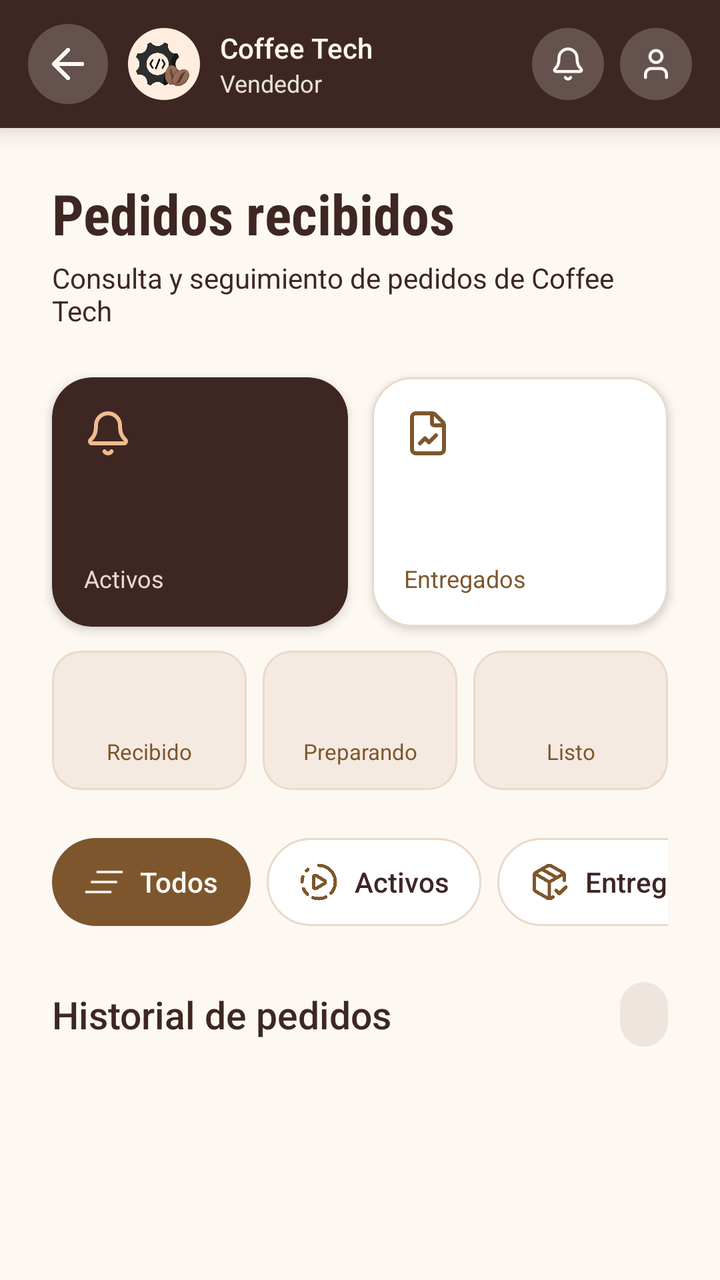
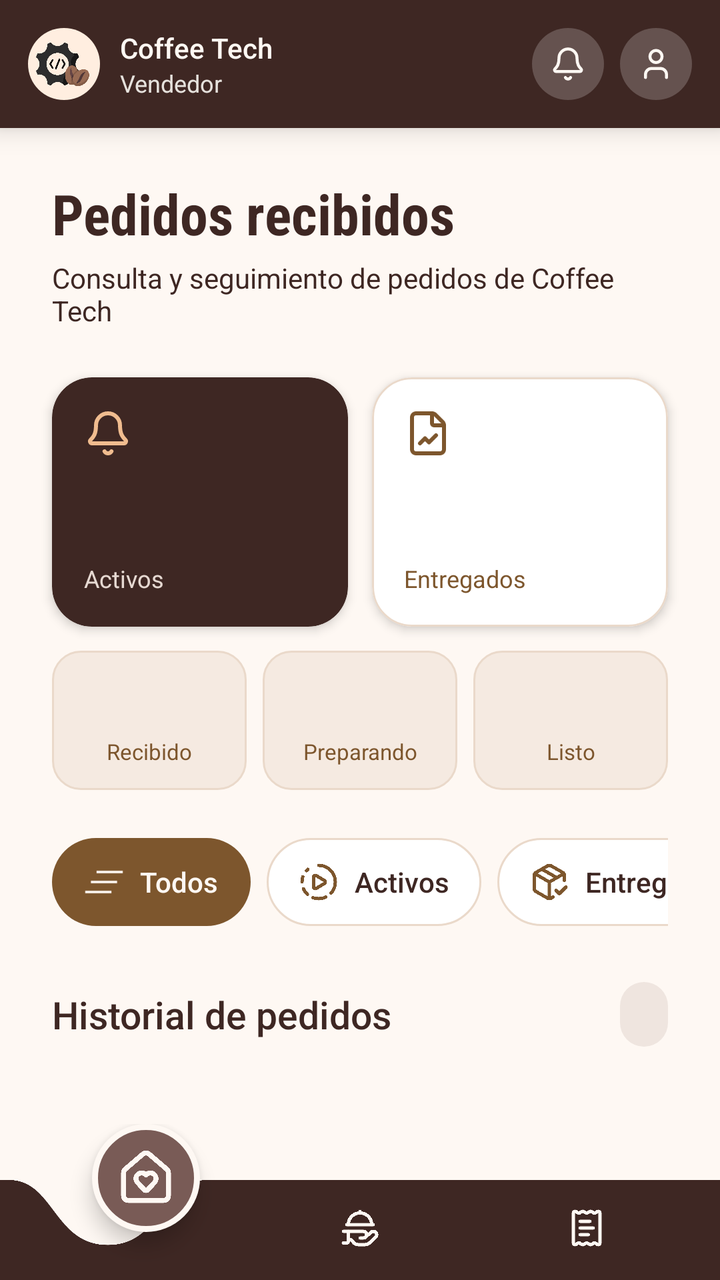

Compare the two renders of this Android layout. The source of the first and the diff that turns it into the second are given below.
<!-- AndroidManifest.xml: application theme Theme.CoffeeTechMobile -->
<!-- res/layout/fragment_seller_orders.xml -->
<?xml version="1.0" encoding="utf-8"?>
<androidx.constraintlayout.widget.ConstraintLayout
    xmlns:android="http://schemas.android.com/apk/res/android"
    xmlns:app="http://schemas.android.com/apk/res-auto"
    android:layout_width="match_parent"
    android:layout_height="match_parent"
    android:background="@color/background_app">

    <LinearLayout
        android:id="@+id/seller_orders_header"
        android:layout_width="0dp"
        android:layout_height="64dp"
        android:background="@color/coffee_primary"
        android:gravity="center_vertical"
        android:orientation="horizontal"
        android:paddingHorizontal="14dp"
        android:elevation="8dp"
        app:layout_constraintTop_toTopOf="parent"
        app:layout_constraintStart_toStartOf="parent"
        app:layout_constraintEnd_toEndOf="parent">

        <ImageButton
            android:id="@+id/seller_orders_back_button"
            android:layout_width="40dp"
            android:layout_height="40dp"
            android:background="@drawable/bg_header_icon"
            android:padding="10dp"
            android:src="@drawable/ic_arrow_left"
            android:contentDescription="@string/seller_orders_back"
            app:tint="@color/background_app" />

        <ImageView
            android:layout_width="36dp"
            android:layout_height="36dp"
            android:layout_marginStart="10dp"
            android:background="@drawable/bg_logo_circle"
            android:padding="4dp"
            android:src="@drawable/logo"
            android:scaleType="centerInside"
            android:contentDescription="@string/logo_description" />

        <LinearLayout
            android:layout_width="0dp"
            android:layout_height="wrap_content"
            android:layout_marginStart="10dp"
            android:layout_weight="1"
            android:orientation="vertical">

            <TextView
                android:layout_width="match_parent"
                android:layout_height="wrap_content"
                android:text="Coffee Tech"
                android:textColor="@color/background_app"
                android:textSize="14sp"
                android:fontFamily="sans-serif-medium" />

            <TextView
                android:layout_width="wrap_content"
                android:layout_height="wrap_content"
                android:text="Vendedor"
                android:textColor="#E6E2DD"
                android:textSize="12sp" />

        </LinearLayout>

        <ImageButton
            android:id="@+id/notifications_button"
            android:layout_width="36dp"
            android:layout_height="36dp"
            android:layout_marginEnd="8dp"
            android:background="@drawable/bg_header_icon"
            android:src="@drawable/ic_notifications"
            android:contentDescription="@string/notifications"
            app:tint="@color/background_app" />

        <ImageButton
            android:id="@+id/profile_button"
            android:layout_width="36dp"
            android:layout_height="36dp"
            android:background="@drawable/bg_header_icon"
            android:src="@drawable/ic_user"
            android:contentDescription="@string/profile"
            app:tint="@color/background_app" />

    </LinearLayout>

    <androidx.core.widget.NestedScrollView
        android:id="@+id/seller_orders_scroll"
        android:layout_width="0dp"
        android:layout_height="0dp"
        android:fillViewport="true"
        android:clipChildren="false"
        android:clipToPadding="false"
        app:layout_constraintTop_toBottomOf="@id/seller_orders_header"
        app:layout_constraintBottom_toBottomOf="parent"
        app:layout_constraintStart_toStartOf="parent"
        app:layout_constraintEnd_toEndOf="parent">

        <LinearLayout
            android:layout_width="match_parent"
            android:layout_height="wrap_content"
            android:orientation="vertical"
            android:paddingHorizontal="26dp"
            android:paddingTop="24dp"
            android:paddingBottom="48dp"
            android:clipChildren="false"
            android:clipToPadding="false">

            <TextView
                android:layout_width="match_parent"
                android:layout_height="wrap_content"
                android:text="@string/seller_orders_title"
                android:textColor="@color/coffee_primary"
                android:textSize="28sp"
                android:fontFamily="sans-serif-condensed"
                android:textStyle="bold" />

            <TextView
                android:layout_width="match_parent"
                android:layout_height="wrap_content"
                android:layout_marginTop="4dp"
                android:text="@string/seller_orders_subtitle"
                android:textColor="@color/coffee_primary"
                android:textSize="14sp" />

            <LinearLayout
                android:layout_width="match_parent"
                android:layout_height="wrap_content"
                android:layout_marginTop="24dp"
                android:orientation="horizontal"
                android:baselineAligned="false">

                <com.google.android.material.card.MaterialCardView
                    android:layout_width="0dp"
                    android:layout_height="wrap_content"
                    android:layout_weight="1"
                    app:cardBackgroundColor="@color/coffee_primary"
                    app:cardCornerRadius="20dp"
                    app:cardElevation="3dp">

                    <LinearLayout
                        android:layout_width="match_parent"
                        android:layout_height="wrap_content"
                        android:orientation="vertical"
                        android:padding="16dp">

                        <ImageView
                            android:layout_width="24dp"
                            android:layout_height="24dp"
                            android:src="@drawable/ic_notifications"
                            android:contentDescription="@null"
                            app:tint="#F0BC8F" />

                        <TextView
                            android:id="@+id/seller_orders_active_count"
                            android:layout_width="match_parent"
                            android:layout_height="wrap_content"
                            android:layout_marginTop="5dp"
                            android:textColor="@color/background_app"
                            android:textSize="28sp"
                            android:textStyle="bold" />

                        <TextView
                            android:layout_width="match_parent"
                            android:layout_height="wrap_content"
                            android:layout_marginTop="10dp"
                            android:text="@string/seller_orders_active"
                            android:textColor="#E6D9D2"
                            android:textSize="12sp" />

                    </LinearLayout>

                </com.google.android.material.card.MaterialCardView>

                <Space
                    android:layout_width="12dp"
                    android:layout_height="1dp" />

                <com.google.android.material.card.MaterialCardView
                    android:layout_width="0dp"
                    android:layout_height="wrap_content"
                    android:layout_weight="1"
                    app:cardBackgroundColor="#FFFFFF"
                    app:cardCornerRadius="20dp"
                    app:cardElevation="3dp"
                    app:strokeColor="#EAD9CA"
                    app:strokeWidth="1dp">

                    <LinearLayout
                        android:layout_width="match_parent"
                        android:layout_height="wrap_content"
                        android:orientation="vertical"
                        android:padding="16dp">

                        <ImageView
                            android:layout_width="24dp"
                            android:layout_height="24dp"
                            android:src="@drawable/ic_file_chart"
                            android:contentDescription="@null"
                            app:tint="@color/coffee_secondary" />

                        <TextView
                            android:id="@+id/seller_orders_delivered_count"
                            android:layout_width="match_parent"
                            android:layout_height="wrap_content"
                            android:layout_marginTop="5dp"
                            android:textColor="@color/coffee_primary"
                            android:textSize="28sp"
                            android:textStyle="bold" />

                        <TextView
                            android:layout_width="match_parent"
                            android:layout_height="wrap_content"
                            android:layout_marginTop="10dp"
                            android:text="@string/seller_orders_delivered"
                            android:textColor="@color/coffee_secondary"
                            android:textSize="12sp" />

                    </LinearLayout>

                </com.google.android.material.card.MaterialCardView>

            </LinearLayout>

            <LinearLayout
                android:layout_width="match_parent"
                android:layout_height="wrap_content"
                android:layout_marginTop="12dp"
                android:orientation="horizontal"
                android:baselineAligned="false">

                <LinearLayout
                    android:layout_width="0dp"
                    android:layout_height="wrap_content"
                    android:layout_weight="1"
                    android:background="@drawable/bg_seller_order_stat"
                    android:gravity="center"
                    android:orientation="vertical"
                    android:paddingVertical="12dp">

                    <TextView
                        android:id="@+id/seller_stat_received"
                        android:layout_width="match_parent"
                        android:layout_height="wrap_content"
                        android:gravity="center"
                        android:textColor="@color/coffee_primary"
                        android:textSize="20sp"
                        android:textStyle="bold" />

                    <TextView
                        android:layout_width="match_parent"
                        android:layout_height="wrap_content"
                        android:layout_marginTop="4dp"
                        android:gravity="center"
                        android:text="@string/seller_orders_status_received"
                        android:textColor="@color/coffee_secondary"
                        android:textSize="11sp" />

                </LinearLayout>

                <Space
                    android:layout_width="8dp"
                    android:layout_height="1dp" />

                <LinearLayout
                    android:layout_width="0dp"
                    android:layout_height="wrap_content"
                    android:layout_weight="1"
                    android:background="@drawable/bg_seller_order_stat"
                    android:gravity="center"
                    android:orientation="vertical"
                    android:paddingVertical="12dp">

                    <TextView
                        android:id="@+id/seller_stat_preparing"
                        android:layout_width="match_parent"
                        android:layout_height="wrap_content"
                        android:gravity="center"
                        android:textColor="@color/coffee_primary"
                        android:textSize="20sp"
                        android:textStyle="bold" />

                    <TextView
                        android:layout_width="match_parent"
                        android:layout_height="wrap_content"
                        android:layout_marginTop="4dp"
                        android:gravity="center"
                        android:text="@string/seller_orders_status_preparing"
                        android:textColor="@color/coffee_secondary"
                        android:textSize="11sp" />

                </LinearLayout>

                <Space
                    android:layout_width="8dp"
                    android:layout_height="1dp" />

                <LinearLayout
                    android:layout_width="0dp"
                    android:layout_height="wrap_content"
                    android:layout_weight="1"
                    android:background="@drawable/bg_seller_order_stat"
                    android:gravity="center"
                    android:orientation="vertical"
                    android:paddingVertical="12dp">

                    <TextView
                        android:id="@+id/seller_stat_ready"
                        android:layout_width="match_parent"
                        android:layout_height="wrap_content"
                        android:gravity="center"
                        android:textColor="@color/coffee_primary"
                        android:textSize="20sp"
                        android:textStyle="bold" />

                    <TextView
                        android:layout_width="match_parent"
                        android:layout_height="wrap_content"
                        android:layout_marginTop="4dp"
                        android:gravity="center"
                        android:text="@string/seller_orders_status_ready"
                        android:textColor="@color/coffee_secondary"
                        android:textSize="11sp" />

                </LinearLayout>

            </LinearLayout>

            <FrameLayout
                android:layout_width="match_parent"
                android:layout_height="wrap_content"
                android:layout_marginTop="24dp"
                android:clipChildren="true">

                <HorizontalScrollView
                    android:layout_width="match_parent"
                    android:layout_height="wrap_content"
                    android:scrollbars="none"
                    android:overScrollMode="never">

                    <LinearLayout
                        android:layout_width="wrap_content"
                        android:layout_height="wrap_content"
                        android:orientation="horizontal">

                        <LinearLayout
                            android:id="@+id/seller_orders_filter_all"
                            android:layout_width="wrap_content"
                            android:layout_height="44dp"
                            android:background="@drawable/bg_filter_selected"
                            android:clickable="true"
                            android:focusable="true"
                            android:gravity="center"
                            android:orientation="horizontal"
                            android:paddingHorizontal="16dp">

                            <ImageView
                                android:id="@+id/seller_filter_all_icon"
                                android:layout_width="20dp"
                                android:layout_height="20dp"
                                android:src="@drawable/ic_filter_all"
                                android:contentDescription="@null"
                                app:tint="@color/background_app" />

                            <TextView
                                android:id="@+id/seller_filter_all_text"
                                android:layout_width="wrap_content"
                                android:layout_height="wrap_content"
                                android:layout_marginStart="8dp"
                                android:fontFamily="sans-serif-medium"
                                android:text="@string/seller_orders_all"
                                android:textColor="@color/background_app"
                                android:textSize="14sp" />

                        </LinearLayout>

                        <LinearLayout
                            android:id="@+id/seller_orders_filter_active"
                            android:layout_width="wrap_content"
                            android:layout_height="44dp"
                            android:layout_marginStart="8dp"
                            android:background="@drawable/bg_dashboard_filter_unselected"
                            android:clickable="true"
                            android:focusable="true"
                            android:gravity="center"
                            android:orientation="horizontal"
                            android:paddingHorizontal="16dp">

                            <ImageView
                                android:id="@+id/seller_filter_active_icon"
                                android:layout_width="20dp"
                                android:layout_height="20dp"
                                android:src="@drawable/ic_circle_fading_play"
                                android:contentDescription="@null"
                                app:tint="@color/coffee_secondary" />

                            <TextView
                                android:id="@+id/seller_filter_active_text"
                                android:layout_width="wrap_content"
                                android:layout_height="wrap_content"
                                android:layout_marginStart="8dp"
                                android:fontFamily="sans-serif-medium"
                                android:text="@string/seller_orders_active"
                                android:textColor="@color/coffee_primary"
                                android:textSize="14sp" />

                        </LinearLayout>

                        <LinearLayout
                            android:id="@+id/seller_orders_filter_delivered"
                            android:layout_width="wrap_content"
                            android:layout_height="44dp"
                            android:layout_marginStart="8dp"
                            android:background="@drawable/bg_dashboard_filter_unselected"
                            android:clickable="true"
                            android:focusable="true"
                            android:gravity="center"
                            android:orientation="horizontal"
                            android:paddingHorizontal="16dp">

                            <ImageView
                                android:id="@+id/seller_filter_delivered_icon"
                                android:layout_width="20dp"
                                android:layout_height="20dp"
                                android:src="@drawable/ic_package_check"
                                android:contentDescription="@null"
                                app:tint="@color/coffee_secondary" />

                            <TextView
                                android:id="@+id/seller_filter_delivered_text"
                                android:layout_width="wrap_content"
                                android:layout_height="wrap_content"
                                android:layout_marginStart="8dp"
                                android:fontFamily="sans-serif-medium"
                                android:text="@string/seller_orders_delivered"
                                android:textColor="@color/coffee_primary"
                                android:textSize="14sp" />

                        </LinearLayout>

                    </LinearLayout>

                </HorizontalScrollView>

            </FrameLayout>

            <LinearLayout
                android:layout_width="match_parent"
                android:layout_height="wrap_content"
                android:layout_marginTop="28dp"
                android:gravity="center_vertical"
                android:orientation="horizontal">

                <TextView
                    android:layout_width="0dp"
                    android:layout_height="wrap_content"
                    android:layout_weight="1"
                    android:text="@string/seller_orders_list_title"
                    android:textColor="@color/coffee_primary"
                    android:textSize="19sp"
                    android:fontFamily="sans-serif-medium" />

                <TextView
                    android:id="@+id/seller_orders_results_count"
                    android:layout_width="wrap_content"
                    android:layout_height="wrap_content"
                    android:background="@drawable/bg_user_count_badge"
                    android:paddingHorizontal="12dp"
                    android:paddingVertical="8dp"
                    android:textColor="@color/coffee_primary"
                    android:textSize="12sp" />

            </LinearLayout>

            <androidx.recyclerview.widget.RecyclerView
                android:id="@+id/seller_orders_recycler_view"
                android:layout_width="match_parent"
                android:layout_height="wrap_content"
                android:layout_marginTop="16dp"
                android:nestedScrollingEnabled="false"
                android:clipToPadding="false"
                android:overScrollMode="never" />

            <TextView
                android:id="@+id/seller_orders_empty"
                android:layout_width="match_parent"
                android:layout_height="wrap_content"
                android:layout_marginTop="30dp"
                android:gravity="center"
                android:text="@string/seller_orders_empty"
                android:textColor="@color/coffee_secondary"
                android:textSize="14sp"
                android:visibility="gone" />

        </LinearLayout>

    </androidx.core.widget.NestedScrollView>

</androidx.constraintlayout.widget.ConstraintLayout>
<!-- resources referenced by this layout -->
<resources>
  <!-- drawable ic_arrow_left (drawable) -->
  <vector xmlns:android="http://schemas.android.com/apk/res/android"
      android:width="24dp"
      android:height="24dp"
      android:viewportWidth="24"
      android:viewportHeight="24">
    <path
        android:pathData="m12,19 l-7,-7 7,-7"
        android:strokeLineJoin="round"
        android:strokeWidth="2"
        android:fillColor="#00000000"
        android:strokeColor="#3E2723"
        android:strokeLineCap="round"/>
    <path
        android:pathData="M19,12H5"
        android:strokeLineJoin="round"
        android:strokeWidth="2"
        android:fillColor="#00000000"
        android:strokeColor="#3E2723"
        android:strokeLineCap="round"/>
  </vector>
  <string name="seller_orders_back">Regresar</string>
  <!-- unchanged entries left out for length: 31 -->
</resources>

<!-- the commit's change to res/layout/fragment_seller_orders.xml (unified diff, before → after) -->
@@ -19,20 +19,9 @@
         app:layout_constraintStart_toStartOf="parent"
         app:layout_constraintEnd_toEndOf="parent">
 
-        <ImageButton
-            android:id="@+id/seller_orders_back_button"
-            android:layout_width="40dp"
-            android:layout_height="40dp"
-            android:background="@drawable/bg_header_icon"
-            android:padding="10dp"
-            android:src="@drawable/ic_arrow_left"
-            android:contentDescription="@string/seller_orders_back"
-            app:tint="@color/background_app" />
-
         <ImageView
             android:layout_width="36dp"
             android:layout_height="36dp"
-            android:layout_marginStart="10dp"
             android:background="@drawable/bg_logo_circle"
             android:padding="4dp"
             android:src="@drawable/logo"
@@ -47,6 +36,7 @@
             android:orientation="vertical">
 
             <TextView
+                android:id="@+id/seller_orders_header_name"
                 android:layout_width="match_parent"
                 android:layout_height="wrap_content"
                 android:text="Coffee Tech"
@@ -55,6 +45,7 @@
                 android:fontFamily="sans-serif-medium" />
 
             <TextView
+                android:id="@+id/seller_orders_header_role"
                 android:layout_width="wrap_content"
                 android:layout_height="wrap_content"
                 android:text="Vendedor"
@@ -92,7 +83,7 @@
         android:clipChildren="false"
         android:clipToPadding="false"
         app:layout_constraintTop_toBottomOf="@id/seller_orders_header"
-        app:layout_constraintBottom_toBottomOf="parent"
+        app:layout_constraintBottom_toTopOf="@id/seller_bottom_navigation"
         app:layout_constraintStart_toStartOf="parent"
         app:layout_constraintEnd_toEndOf="parent">
 
@@ -496,4 +487,84 @@
 
     </androidx.core.widget.NestedScrollView>
 
+    <include
+        android:id="@+id/seller_bottom_navigation"
+        layout="@layout/view_seller_bottom_navigation"
+        android:layout_width="0dp"
+        android:layout_height="78dp"
+        app:layout_constraintBottom_toBottomOf="parent"
+        app:layout_constraintStart_toStartOf="parent"
+        app:layout_constraintEnd_toEndOf="parent" />
+
 </androidx.constraintlayout.widget.ConstraintLayout>
+<!-- res/layout/view_seller_bottom_navigation.xml (included above) -->
+<?xml version="1.0" encoding="utf-8"?>
+<androidx.constraintlayout.widget.ConstraintLayout
+    xmlns:android="http://schemas.android.com/apk/res/android"
+    xmlns:app="http://schemas.android.com/apk/res-auto"
+    android:id="@+id/seller_bottom_navigation_container"
+    android:layout_width="match_parent"
+    android:layout_height="76dp"
+    android:clipChildren="false"
+    android:clipToPadding="false">
+
+    <ImageView
+        android:id="@+id/seller_navigation_background"
+        android:layout_width="0dp"
+        android:layout_height="50dp"
+        android:scaleType="fitXY"
+        android:src="@drawable/bg_seller_bottom_navigation_home"
+        android:contentDescription="@null"
+        app:layout_constraintBottom_toBottomOf="parent"
+        app:layout_constraintStart_toStartOf="parent"
+        app:layout_constraintEnd_toEndOf="parent" />
+
+    <ImageButton
+        android:id="@+id/seller_home_navigation_button"
+        android:layout_width="54dp"
+        android:layout_height="54dp"
+        android:background="@drawable/bg_home_nav_button"
+        android:contentDescription="@string/seller_nav_home"
+        android:padding="12dp"
+        android:scaleType="fitCenter"
+        android:src="@drawable/ic_home"
+        android:elevation="6dp"
+        app:layout_constraintEnd_toEndOf="parent"
+        app:layout_constraintHorizontal_bias="0.15"
+        app:layout_constraintStart_toStartOf="parent"
+        app:layout_constraintTop_toTopOf="parent"
+        app:tint="@color/background_app" />
+
+    <ImageButton
+        android:id="@+id/seller_products_navigation_button"
+        android:layout_width="36dp"
+        android:layout_height="36dp"
+        android:background="?attr/selectableItemBackgroundBorderless"
+        android:contentDescription="@string/seller_nav_products"
+        android:padding="8dp"
+        android:scaleType="fitCenter"
+        android:src="@drawable/ic_hand_platter"
+        app:tint="@color/background_app"
+        app:layout_constraintBottom_toBottomOf="parent"
+        app:layout_constraintStart_toStartOf="parent"
+        app:layout_constraintEnd_toEndOf="parent"
+        app:layout_constraintHorizontal_bias="0.5"
+        android:layout_marginBottom="8dp" />
+
+    <ImageButton
+        android:id="@+id/seller_orders_navigation_button"
+        android:layout_width="36dp"
+        android:layout_height="36dp"
+        android:background="?attr/selectableItemBackgroundBorderless"
+        android:contentDescription="@string/seller_nav_orders"
+        android:padding="8dp"
+        android:scaleType="fitCenter"
+        android:src="@drawable/ic_receipt"
+        app:tint="@color/background_app"
+        app:layout_constraintBottom_toBottomOf="parent"
+        app:layout_constraintStart_toStartOf="parent"
+        app:layout_constraintEnd_toEndOf="parent"
+        app:layout_constraintHorizontal_bias="0.85"
+        android:layout_marginBottom="8dp" />
+
+</androidx.constraintlayout.widget.ConstraintLayout>
<!-- resource entries referenced after the edit -->
@@ -1,27 +1,146 @@
 <!-- resources referenced by this layout -->
 <resources>
-  <!-- drawable ic_arrow_left (drawable) -->
+  <!-- drawable bg_home_nav_button (drawable) -->
+  <?xml version="1.0" encoding="utf-8"?>
+  <shape xmlns:android="http://schemas.android.com/apk/res/android">
+      <solid android:color="#795B56" />
+  
+      <corners android:radius="50dp" />
+  
+      <stroke
+          android:width="3dp"
+          android:color="@color/background_app" />
+  </shape>
+  <!-- drawable bg_seller_bottom_navigation_home (drawable) -->
+  <?xml version="1.0" encoding="utf-8"?>
+  <vector
+      xmlns:android="http://schemas.android.com/apk/res/android"
+      android:width="400dp"
+      android:height="100dp"
+      android:viewportWidth="400"
+      android:viewportHeight="100">
+  
+      <path
+          android:fillColor="@color/coffee_primary"
+          android:pathData="
+              M0,0
+              H5
+              C30,0 30,65 60,65
+              C90,65 90,0 115,0
+              H400
+              V100
+              H0
+              Z" />
+  
+  </vector>
+  <!-- drawable ic_hand_platter (drawable) -->
   <vector xmlns:android="http://schemas.android.com/apk/res/android"
       android:width="24dp"
       android:height="24dp"
       android:viewportWidth="24"
       android:viewportHeight="24">
     <path
-        android:pathData="m12,19 l-7,-7 7,-7"
+        android:pathData="M12,3V2"
         android:strokeLineJoin="round"
         android:strokeWidth="2"
         android:fillColor="#00000000"
-        android:strokeColor="#3E2723"
+        android:strokeColor="#F5F0EB"
         android:strokeLineCap="round"/>
     <path
-        android:pathData="M19,12H5"
+        android:pathData="m15.4,17.4 l3.2,-2.8a2,2 0,1 1,2.8 2.9l-3.6,3.3c-0.7,0.8 -1.7,1.2 -2.8,1.2h-4c-1.1,0 -2.1,-0.4 -2.8,-1.2l-1.302,-1.464A1,1 0,0 0,6.151 19H5"
         android:strokeLineJoin="round"
         android:strokeWidth="2"
         android:fillColor="#00000000"
-        android:strokeColor="#3E2723"
+        android:strokeColor="#F5F0EB"
+        android:strokeLineCap="round"/>
+    <path
+        android:pathData="M2,14h12a2,2 0,0 1,0 4h-2"
+        android:strokeLineJoin="round"
+        android:strokeWidth="2"
+        android:fillColor="#00000000"
+        android:strokeColor="#F5F0EB"
+        android:strokeLineCap="round"/>
+    <path
+        android:pathData="M4,10h16"
+        android:strokeLineJoin="round"
+        android:strokeWidth="2"
+        android:fillColor="#00000000"
+        android:strokeColor="#F5F0EB"
+        android:strokeLineCap="round"/>
+    <path
+        android:pathData="M5,10a7,7 0,0 1,14 0"
+        android:strokeLineJoin="round"
+        android:strokeWidth="2"
+        android:fillColor="#00000000"
+        android:strokeColor="#F5F0EB"
+        android:strokeLineCap="round"/>
+    <path
+        android:pathData="M5,14v6a1,1 0,0 1,-1 1H2"
+        android:strokeLineJoin="round"
+        android:strokeWidth="2"
+        android:fillColor="#00000000"
+        android:strokeColor="#F5F0EB"
         android:strokeLineCap="round"/>
   </vector>
-  <string name="seller_orders_back">Regresar</string>
+  <!-- drawable ic_home (drawable) -->
+  <vector xmlns:android="http://schemas.android.com/apk/res/android"
+      android:width="24dp"
+      android:height="24dp"
+      android:viewportWidth="24"
+      android:viewportHeight="24">
+    <path
+        android:pathData="M8.62,13.8A2.25,2.25 0,1 1,12 10.836a2.25,2.25 0,1 1,3.38 2.966l-2.626,2.856a0.998,0.998 0,0 1,-1.507 0z"
+        android:strokeLineJoin="round"
+        android:strokeWidth="2"
+        android:fillColor="#00000000"
+        android:strokeColor="#F5F0EB"
+        android:strokeLineCap="round"/>
+    <path
+        android:pathData="M3,10a2,2 0,0 1,0.709 -1.528l7,-6a2,2 0,0 1,2.582 0l7,6A2,2 0,0 1,21 10v9a2,2 0,0 1,-2 2H5a2,2 0,0 1,-2 -2z"
+        android:strokeLineJoin="round"
+        android:strokeWidth="2"
+        android:fillColor="#00000000"
+        android:strokeColor="#F5F0EB "
+        android:strokeLineCap="round"/>
+  </vector>
+  <!-- drawable ic_receipt (drawable) -->
+  <vector xmlns:android="http://schemas.android.com/apk/res/android"
+      android:width="24dp"
+      android:height="24dp"
+      android:viewportWidth="24"
+      android:viewportHeight="24">
+    <path
+        android:pathData="M13,16H8"
+        android:strokeLineJoin="round"
+        android:strokeWidth="2"
+        android:fillColor="#00000000"
+        android:strokeColor="#7D562D"
+        android:strokeLineCap="round"/>
+    <path
+        android:pathData="M14,8H8"
+        android:strokeLineJoin="round"
+        android:strokeWidth="2"
+        android:fillColor="#00000000"
+        android:strokeColor="#7D562D"
+        android:strokeLineCap="round"/>
+    <path
+        android:pathData="M16,12H8"
+        android:strokeLineJoin="round"
+        android:strokeWidth="2"
+        android:fillColor="#00000000"
+        android:strokeColor="#7D562D"
+        android:strokeLineCap="round"/>
+    <path
+        android:pathData="M4,3a1,1 0,0 1,1 -1,1.3 1.3,0 0,1 0.7,0.2l0.933,0.6a1.3,1.3 0,0 0,1.4 0l0.934,-0.6a1.3,1.3 0,0 1,1.4 0l0.933,0.6a1.3,1.3 0,0 0,1.4 0l0.933,-0.6a1.3,1.3 0,0 1,1.4 0l0.934,0.6a1.3,1.3 0,0 0,1.4 0l0.933,-0.6A1.3,1.3 0,0 1,19 2a1,1 0,0 1,1 1v18a1,1 0,0 1,-1 1,1.3 1.3,0 0,1 -0.7,-0.2l-0.933,-0.6a1.3,1.3 0,0 0,-1.4 0l-0.934,0.6a1.3,1.3 0,0 1,-1.4 0l-0.933,-0.6a1.3,1.3 0,0 0,-1.4 0l-0.933,0.6a1.3,1.3 0,0 1,-1.4 0l-0.934,-0.6a1.3,1.3 0,0 0,-1.4 0l-0.933,0.6a1.3,1.3 0,0 1,-0.7 0.2,1 1,0 0,1 -1,-1z"
+        android:strokeLineJoin="round"
+        android:strokeWidth="2"
+        android:fillColor="#00000000"
+        android:strokeColor="#7D562D"
+        android:strokeLineCap="round"/>
+  </vector>
+  <string name="seller_nav_home">Inicio</string>
+  <string name="seller_nav_orders">Historial de pedidos</string>
+  <string name="seller_nav_products">Productos</string>
   <!-- unchanged entries left out for length: 31 -->
 </resources>
 
